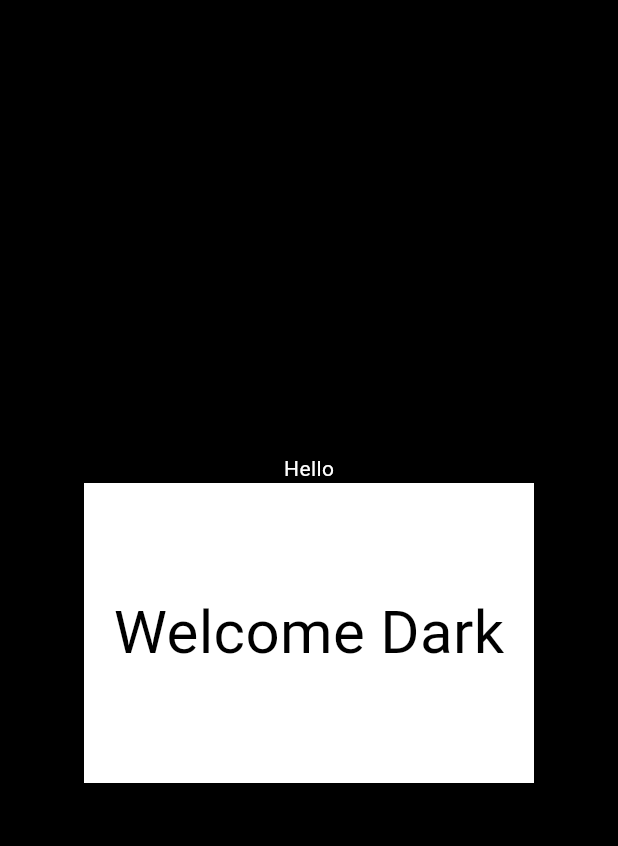
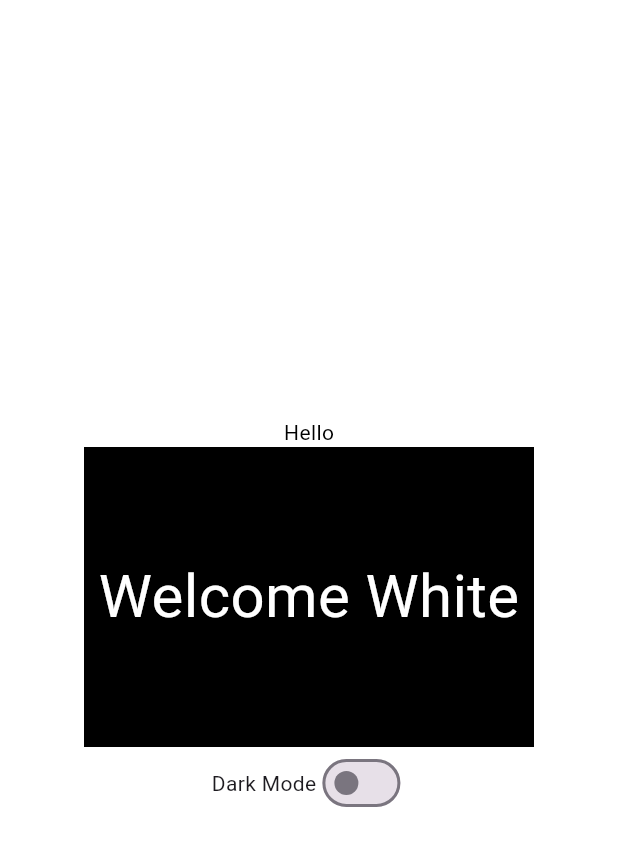
Before and after one commit to pallavipatil1998/Theme_App, a Flutter app: the screen it shows after launch, on a phone screen of 412 x 824 dp. Shown: the top 846 px of the screen. Run offline on Flutter 3.47's test engine with Material 3 defaults, Android fonts, the phone set to English and light mode, and no system bars.

Commit message:
Theme Manage Using Swich Button

```diff
--- /dev/null
+++ b/lib/app_theme_provider.dart
@@ -0,0 +1,16 @@
+import 'package:flutter/material.dart';
+
+class AppThemeProvider extends ChangeNotifier{
+  bool isDark=false;
+  AppThemeProvider();
+
+  void updateTheme(bool value){
+    isDark= !isDark;
+    isDark= value;
+    notifyListeners();
+  }
+
+  getTheme(){
+    return isDark;
+  }
+}
--- a/lib/main.dart
+++ b/lib/main.dart
@@ -1,8 +1,13 @@
 import 'package:flutter/cupertino.dart';
 import 'package:flutter/material.dart';
+import 'package:provider/provider.dart';
+import 'package:theme_app/app_theme_provider.dart';
 
 void main() {
-  runApp(const MyApp());
+  runApp(ChangeNotifierProvider(create: (context) => AppThemeProvider(),
+    child: MyApp(),
+  ));
+
 }
 
 class MyApp extends StatelessWidget {
@@ -11,12 +16,12 @@ class MyApp extends StatelessWidget {
   // This widget is the root of your application.
   @override
   Widget build(BuildContext context) {
+    return Consumer<AppThemeProvider>(builder: (_,provider,__){
       return MaterialApp(
         title: 'Flutter Demo',
-      //Theme brightness(Material Theme)
+        // Theme brightness(Material Theme)
         darkTheme: ThemeData.dark(),
-      // themeMode: ThemeMode.light,
-      themeMode: ThemeMode.dark,
+        themeMode: provider.isDark ?ThemeMode.dark:ThemeMode.light ,
         theme: ThemeData(
           //platform Britness
           brightness: Brightness.light,
@@ -26,6 +31,7 @@ class MyApp extends StatelessWidget {
         ),
         home:HomePage() ,
       );
+    });
   }
 }
 
@@ -75,7 +81,18 @@ class _HomePageState extends State<HomePage> {
                     color:textSecondaryColor,fontSize: 40),
               ),
             ),
+
           ),
+          Row(mainAxisAlignment: MainAxisAlignment.center,
+            children: [
+              Text("Dark Mode"),
+              Switch(value: isDark, onChanged: (value){
+                context.read<AppThemeProvider>().updateTheme(value);
+              }),
+            ],
+          ),
+
+
         ],
       )),
     );
--- a/pubspec.yaml
+++ b/pubspec.yaml
@@ -35,6 +35,7 @@ dependencies:
   # The following adds the Cupertino Icons font to your application.
   # Use with the CupertinoIcons class for iOS style icons.
   cupertino_icons: ^1.0.6
+  provider: ^6.1.2
 
 dev_dependencies:
   flutter_test:
```
Also changed, not shown: pubspec.lock. Lines whose indentation alone changed are shown as unchanged.
